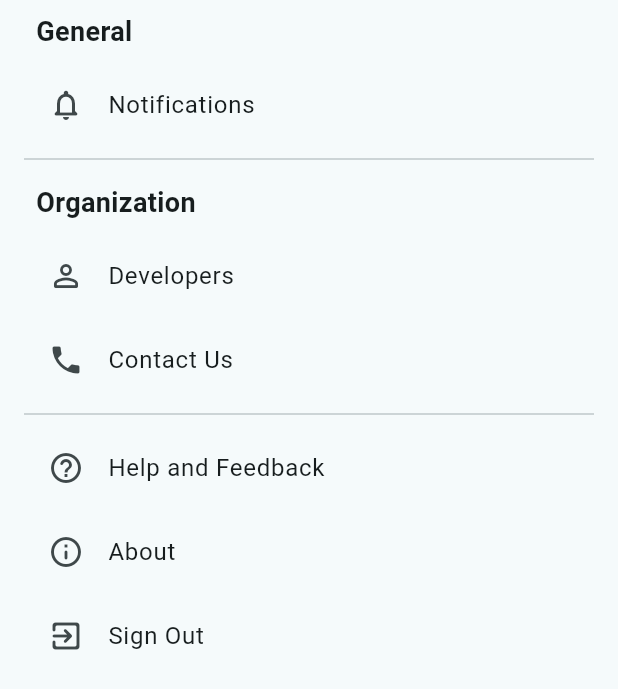
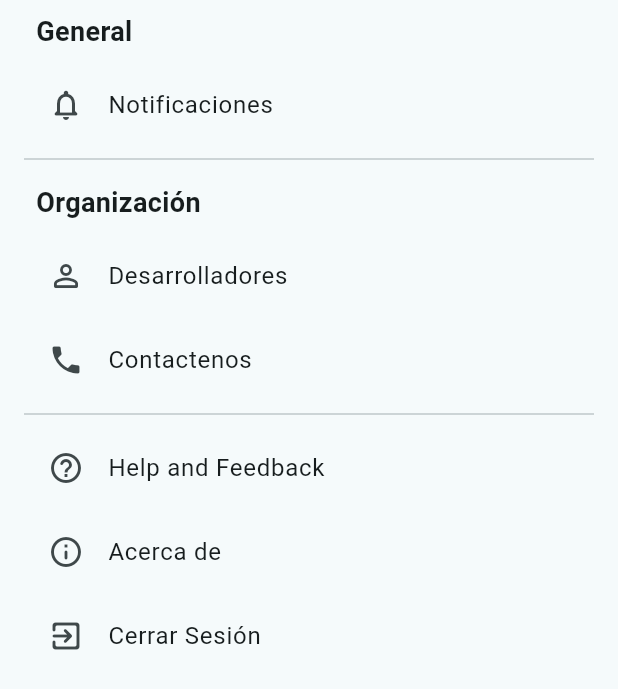
Before and after one commit to vladigarcia/autopago, a Flutter app: the SettingsPage2 screen opened directly, on a phone screen of 412 x 824 dp. Shown: the top 689 px of the screen. Run offline on Flutter 3.47's test engine with Material 2 defaults, Android fonts, the phone set to English and light mode, and no system bars; our stand-ins replace cloud_firestore, firebase_auth, firebase_core, google_nav_bar; accounts and stored records are empty.

Commit message:
otra cosita

```diff
--- a/lib/pages/mas.dart
+++ b/lib/pages/mas.dart
@@ -47,7 +47,7 @@ class _SettingsPage2State extends State<SettingsPage2> {
                 children: [
                   GestureDetector(
                     child: _CustomListTile(
-                        title: "Notifications",
+                        title: "Notificaciones",
                         icon: Icons.notifications_none_rounded,
                     ),
                   ),
@@ -55,14 +55,14 @@ class _SettingsPage2State extends State<SettingsPage2> {
               ),
               const Divider(),
               const _SingleSection(
-                title: "Organization",
+                title: "Organización",
                 children: [
                   _CustomListTile(
-                    title: "Developers",
+                    title: "Desarrolladores",
                     icon: Icons.person_outline_rounded,
                   ),
                   _CustomListTile(
-                    title: "Contact Us",
+                    title: "Contactenos",
                     icon: Icons.phone,
                   ),
                 ],
@@ -75,11 +75,11 @@ class _SettingsPage2State extends State<SettingsPage2> {
                     icon: Icons.help_outline_rounded,
                   ),
                   _CustomListTile(
-                    title: "About",
+                    title: "Acerca de",
                     icon: Icons.info_outline_rounded,
                   ),
                   _CustomListTile(
-                    title: "Sign Out",
+                    title: "Cerrar Sesión",
                     icon: Icons.exit_to_app_rounded,
                     onTap: () async {
                       try {
```
